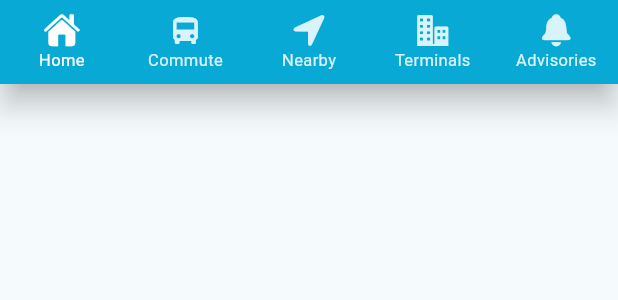
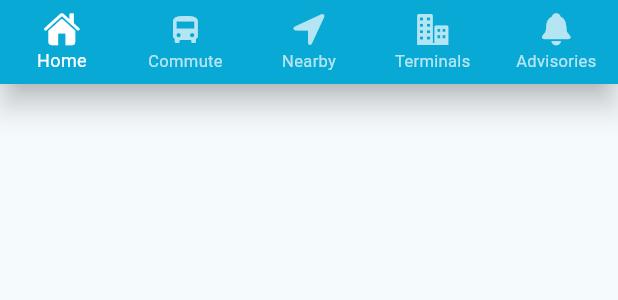
Before and after one commit to altonralph24-cmd/TaraCommute, a Flutter app: the AppBottomNavigation widget shown alone on an empty page, opened directly with empty values, on a phone screen of 412 x 824 dp. Shown: the top 300 px of the screen. Run offline on Flutter 3.47's test engine with Material 3 defaults, Android fonts, the phone set to English and light mode, and no system bars; our stand-ins replace flutter_map, latlong2, supabase_flutter; accounts and stored records are empty.

Commit message:
Refactor AppBottomNavigationBar styles
Updated the BottomNavigationBar styling and properties.

```diff
--- a/lib/app/navigation/app_bottom_navigation.dart
+++ b/lib/app/navigation/app_bottom_navigation.dart
@@ -1,17 +1,18 @@
 
 import 'package:flutter/material.dart';
+
 import '../../core/theme/app_colors.dart';
 import '../../shared/icons/app_icons.dart';
 
 class AppBottomNavigation extends StatelessWidget {
+  final int currentIndex;
+  final ValueChanged<int> onTap;
+
   const AppBottomNavigation({
     super.key,
     required this.currentIndex,
     required this.onTap,
   });
-
-  final int currentIndex;
-  final ValueChanged<int> onTap;
 
   @override
   Widget build(BuildContext context) {
@@ -19,14 +20,13 @@ class AppBottomNavigation extends StatelessWidget {
       currentIndex: currentIndex,
       onTap: onTap,
       type: BottomNavigationBarType.fixed,
-      backgroundColor: AppColors.navigationBar,
-      selectedItemColor: AppColors.navigationSelected,
-      unselectedItemColor: AppColors.navigationUnselected,
-      selectedFontSize: 11,
+      backgroundColor: AppColors.primary,
+      selectedItemColor: Colors.white,
+      unselectedItemColor: Colors.white70,
+      selectedFontSize: 12,
       unselectedFontSize: 11,
       showSelectedLabels: true,
       showUnselectedLabels: true,
-      elevation: 8,
       items: const [
         BottomNavigationBarItem(
           icon: Icon(AppIcons.home),
```
